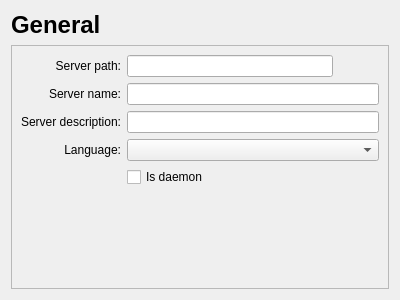
Old version of the form Commander/config/ui/general_page.ui in the repository AnpeJIb/Horus-Commander.
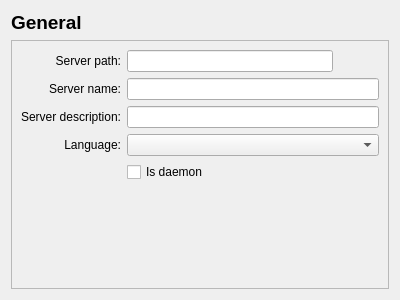
New version of the form. Icons and pictures are not drawn.

Patch:
```diff
--- a/Commander/config/ui/general_page.ui
+++ b/Commander/config/ui/general_page.ui
@@ -18,7 +18,7 @@
     <widget class="QLabel" name="pageName">
      <property name="font">
       <font>
-       <pointsize>18</pointsize>
+       <pointsize>14</pointsize>
        <weight>75</weight>
        <bold>true</bold>
       </font>
```
